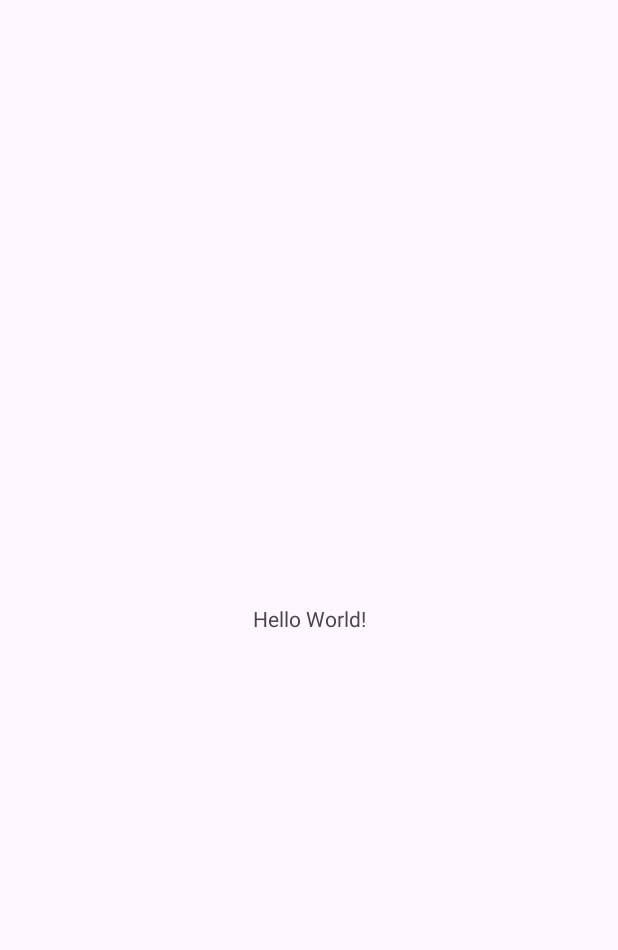
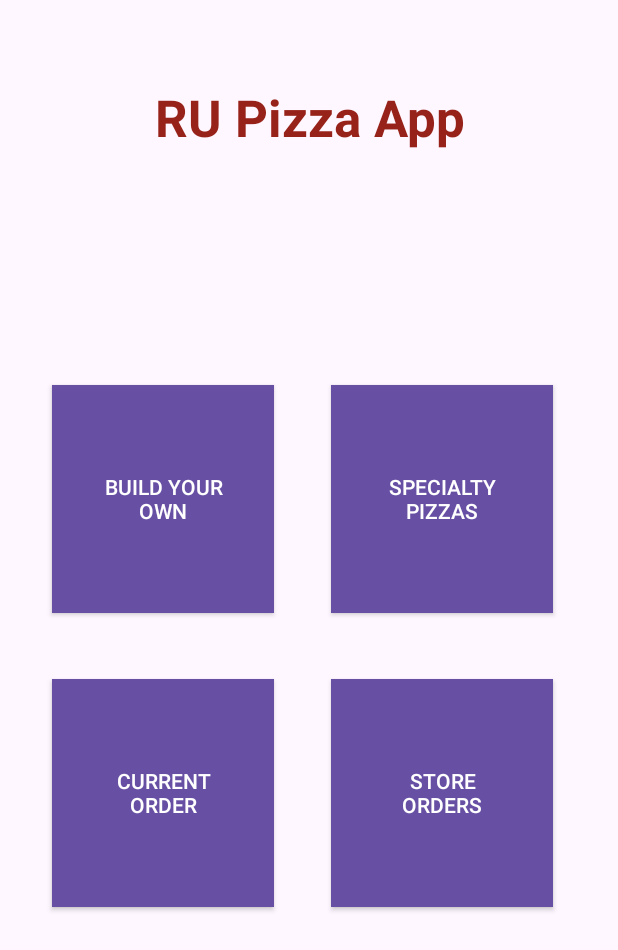
Before and after one commit to deshnadoshi/RUPizzaApp, an Android app: the screen it shows after launch (MainActivity), on a phone screen of 412 x 824 dp. Before the commit the part shown is almost empty. Shown: the top 950 px of the screen. Run offline under Robolectric (Android 15) with nearby library versions, the phone set to English and light mode, and no system bars.

Commit message:
GUI: MainMenu: Buttons created (need to add img/change color)

```diff
--- a/app/src/main/res/layout/activity_main.xml
+++ b/app/src/main/res/layout/activity_main.xml
@@ -6,10 +6,100 @@
     android:layout_height="match_parent"
     tools:context=".MainActivity">
 
+    <Button
+        android:id="@+id/button"
+        style="@style/Widget.AppCompat.Button"
+        android:layout_width="148dp"
+        android:layout_height="152dp"
+        android:layout_marginStart="220dp"
+        android:layout_marginTop="210dp"
+        android:layout_marginEnd="43dp"
+        android:layout_marginBottom="369dp"
+        android:background="@color/black"
+        android:drawablePadding="8dp"
+        android:scaleType="fitCenter"
+        android:src="@mipmap/buildyourownicon"
+        android:text="Specialty Pizzas"
+        android:textColorHighlight="#DC5B5B"
+        android:textColorLink="#000000"
+        app:layout_constraintBottom_toBottomOf="parent"
+        app:layout_constraintEnd_toEndOf="parent"
+        app:layout_constraintStart_toStartOf="parent"
+        app:layout_constraintTop_toTopOf="parent" />
+
+    <Button
+        android:id="@+id/button"
+        style="@style/Widget.AppCompat.Button"
+        android:layout_width="148dp"
+        android:layout_height="152dp"
+        android:layout_marginStart="34dp"
+        android:layout_marginTop="406dp"
+        android:layout_marginEnd="229dp"
+        android:layout_marginBottom="173dp"
+        android:background="@color/black"
+        android:drawablePadding="8dp"
+        android:scaleType="fitCenter"
+        android:src="@mipmap/buildyourownicon"
+        android:text="Current Order"
+        android:textColorHighlight="#DC5B5B"
+        android:textColorLink="#000000"
+        app:layout_constraintBottom_toBottomOf="parent"
+        app:layout_constraintEnd_toEndOf="parent"
+        app:layout_constraintStart_toStartOf="parent"
+        app:layout_constraintTop_toTopOf="parent" />
+
+    <Button
+        android:id="@+id/button"
+        style="@style/Widget.AppCompat.Button"
+        android:layout_width="148dp"
+        android:layout_height="152dp"
+        android:layout_marginStart="220dp"
+        android:layout_marginTop="406dp"
+        android:layout_marginEnd="43dp"
+        android:layout_marginBottom="173dp"
+        android:background="@color/black"
+        android:drawablePadding="8dp"
+        android:scaleType="fitCenter"
+        android:src="@mipmap/buildyourownicon"
+        android:text="Store Orders"
+        android:textColorHighlight="#DC5B5B"
+        android:textColorLink="#000000"
+        app:layout_constraintBottom_toBottomOf="parent"
+        app:layout_constraintEnd_toEndOf="parent"
+        app:layout_constraintStart_toStartOf="parent"
+        app:layout_constraintTop_toTopOf="parent" />
+
     <TextView
         android:layout_width="wrap_content"
         android:layout_height="wrap_content"
-        android:text="Hello World!"
+        android:fontFamily="sans-serif"
+        android:text="RU Pizza App"
+        android:textAlignment="center"
+        android:textColor="#97221A"
+        android:textSize="34sp"
+        android:textStyle="bold"
+        app:layout_constraintBottom_toBottomOf="parent"
+        app:layout_constraintEnd_toEndOf="parent"
+        app:layout_constraintStart_toStartOf="parent"
+        app:layout_constraintTop_toTopOf="parent"
+        app:layout_constraintVertical_bias="0.071" />
+
+    <Button
+        android:id="@+id/button"
+        style="@style/Widget.AppCompat.Button"
+        android:layout_width="148dp"
+        android:layout_height="152dp"
+        android:layout_marginStart="34dp"
+        android:layout_marginTop="210dp"
+        android:layout_marginEnd="229dp"
+        android:layout_marginBottom="369dp"
+        android:background="@color/black"
+        android:drawablePadding="8dp"
+        android:scaleType="fitCenter"
+        android:src="@mipmap/buildyourownicon"
+        android:text="Build Your Own"
+        android:textColorHighlight="#DC5B5B"
+        android:textColorLink="#000000"
         app:layout_constraintBottom_toBottomOf="parent"
         app:layout_constraintEnd_toEndOf="parent"
         app:layout_constraintStart_toStartOf="parent"
```
Also changed, not shown: app/src/main/res/mipmap-hdpi/buildyourownicon.png (added), app/src/main/res/mipmap-hdpi/currentordericon.png (added), app/src/main/res/mipmap-hdpi/specialtyicon.png (added), app/src/main/res/mipmap-hdpi/storeordersicon.png (added).
